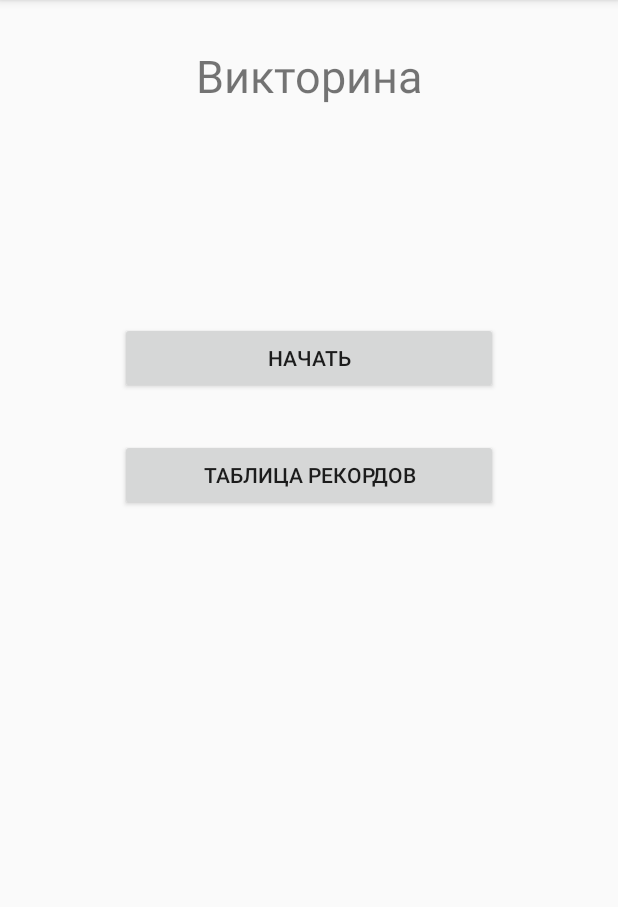
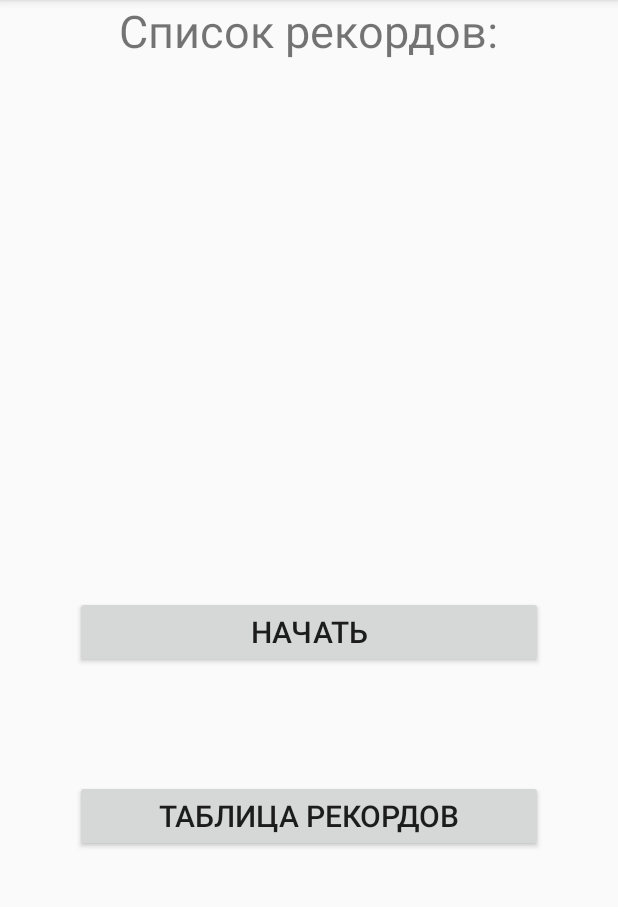
Before and after one commit to Parocq/QuizApp, an Android app: the screen it shows after launch (MainActivity), after a tap on "ТАБЛИЦА РЕКОРДОВ", on a phone screen of 412 x 824 dp, the part 84-991 px from its top. Run offline under Robolectric (Android 15) with nearby library versions, the phone set to English and light mode, and no system bars.

Commit message:
full frames

```diff
--- a/app/build.gradle
+++ b/app/build.gradle
@@ -32,4 +32,5 @@ dependencies {
     testImplementation 'junit:junit:4.12'
     androidTestImplementation 'androidx.test.ext:junit:1.1.1'
     androidTestImplementation 'androidx.test.espresso:espresso-core:3.2.0'
+    implementation 'androidx.recyclerview:recyclerview:1.1.0'
 }
--- a/app/src/main/AndroidManifest.xml
+++ b/app/src/main/AndroidManifest.xml
@@ -9,8 +9,7 @@
         android:roundIcon="@mipmap/ic_launcher_round"
         android:supportsRtl="true"
         android:theme="@style/AppTheme">
-        <activity android:name=".Quiz"></activity>
-        <activity android:name=".MainActivity">
+        <activity android:name=".activity.MainActivity">
             <intent-filter>
                 <action android:name="android.intent.action.MAIN" />
 
--- a/app/src/main/java/com/bsuir/german/quizapp/MainActivity.java
+++ /dev/null
@@ -1,33 +0,0 @@
-package com.bsuir.german.quizapp;
-
-import androidx.appcompat.app.AppCompatActivity;
-
-import android.content.Intent;
-import android.os.Bundle;
-import android.view.View;
-import android.widget.ArrayAdapter;
-import android.widget.ListAdapter;
-import android.widget.ListView;
-
-import java.util.ArrayList;
-import java.util.List;
-
-public class MainActivity extends AppCompatActivity {
-
-    @Override
-    protected void onCreate(Bundle savedInstanceState) {
-        super.onCreate(savedInstanceState);
-        setContentView(R.layout.activity_main);
-
-
-
-    }
-
-    public void startQuiz(View view) {
-        Intent intent = new Intent(this,Quiz.class);
-        startActivity(intent);
-    }
-
-    public void checkRecords(View view) {
-    }
-}
--- /dev/null
+++ b/app/src/main/java/com/bsuir/german/quizapp/activity/MainActivity.java
@@ -0,0 +1,30 @@
+package com.bsuir.german.quizapp.activity;
+
+import androidx.appcompat.app.AppCompatActivity;
+import androidx.fragment.app.FragmentTransaction;
+
+import android.os.Bundle;
+
+import com.bsuir.german.quizapp.R;
+import com.bsuir.german.quizapp.fragment.MenuBannerFragment;
+import com.bsuir.german.quizapp.fragment.MenuFragment;
+
+public class MainActivity extends AppCompatActivity {
+
+    @Override
+    protected void onCreate(Bundle savedInstanceState) {
+        super.onCreate(savedInstanceState);
+        setContentView(R.layout.activity_main);
+
+        MenuFragment menuFrag = new MenuFragment();
+        MenuBannerFragment banner = new MenuBannerFragment();
+
+        FragmentTransaction fragmentTransaction = getSupportFragmentManager().beginTransaction();
+        fragmentTransaction.add(R.id.mainFragment,menuFrag);
+        fragmentTransaction.add(R.id.topFragment,banner);
+        fragmentTransaction.commit();
+
+    }
+
+
+}
--- a/app/src/main/java/com/bsuir/german/quizapp/Question.java
+++ b/app/src/main/java/com/bsuir/german/quizapp/entity/Question.java
@@ -1,4 +1,4 @@
-package com.bsuir.german.quizapp;
+package com.bsuir.german.quizapp.entity;
 
 public class Question {
     String question;
--- /dev/null
+++ b/app/src/main/java/com/bsuir/german/quizapp/fragment/MenuBannerFragment.java
@@ -0,0 +1,30 @@
+package com.bsuir.german.quizapp.fragment;
+
+import android.os.Bundle;
+
+import androidx.fragment.app.Fragment;
+
+import android.view.LayoutInflater;
+import android.view.View;
+import android.view.ViewGroup;
+
+import com.bsuir.german.quizapp.R;
+
+
+/**
+ * A simple {@link Fragment} subclass.
+ */
+public class MenuBannerFragment extends Fragment {
+
+    public MenuBannerFragment() {
+        // Required empty public constructor
+    }
+
+
+    @Override
+    public View onCreateView(LayoutInflater inflater, ViewGroup container,
+                             Bundle savedInstanceState) {
+        // Inflate the layout for this fragment
+        return inflater.inflate(R.layout.fragment_menu_banner, container, false);
+    }
+}
--- /dev/null
+++ b/app/src/main/java/com/bsuir/german/quizapp/fragment/MenuFragment.java
@@ -0,0 +1,49 @@
+package com.bsuir.german.quizapp.fragment;
+
+import android.content.Intent;
+import android.os.Bundle;
+
+import androidx.fragment.app.Fragment;
+import androidx.fragment.app.FragmentTransaction;
+
+import android.view.LayoutInflater;
+import android.view.View;
+import android.view.ViewGroup;
+import android.widget.Button;
+
+import com.bsuir.german.quizapp.R;
+
+public class MenuFragment extends Fragment {
+
+    @Override
+    public View onCreateView(LayoutInflater inflater, ViewGroup container,
+                             Bundle savedInstanceState) {
+        View v = inflater.inflate(R.layout.fragment_menu, null);
+
+        Button playButton = v.findViewById(R.id.play);
+        Button recordsButton = v.findViewById(R.id.records);
+
+        final RecordsFragment recordsFragment = new RecordsFragment();
+
+        View.OnClickListener clickListener = new View.OnClickListener() {
+            @Override
+            public void onClick(View v) {
+                switch (v.getId()) {
+                    case R.id.play:
+//                        Intent intent = new Intent(getActivity(), Quiz.class);
+//                        startActivity(intent);
+                        break;
+                    case R.id.records:
+                        FragmentTransaction fragmentTransaction = getFragmentManager().beginTransaction();
+                        fragmentTransaction.replace(R.id.topFragment, recordsFragment);
+                        fragmentTransaction.commit();
+                        break;
+                }
+            }
+        };
+        playButton.setOnClickListener(clickListener);
+        recordsButton.setOnClickListener(clickListener);
+
+        return v;
+    }
+}
--- a/app/src/main/java/com/bsuir/german/quizapp/QuestionFragment.java
+++ b/app/src/main/java/com/bsuir/german/quizapp/fragment/QuestionFragment.java
@@ -1,4 +1,4 @@
-package com.bsuir.german.quizapp;
+package com.bsuir.german.quizapp.fragment;
 
 import android.os.Bundle;
 
@@ -8,6 +8,8 @@ import android.view.LayoutInflater;
 import android.view.View;
 import android.view.ViewGroup;
 import android.widget.Button;
+
+import com.bsuir.german.quizapp.R;
 
 
 /**
--- /dev/null
+++ b/app/src/main/java/com/bsuir/german/quizapp/fragment/RecordsFragment.java
@@ -0,0 +1,23 @@
+package com.bsuir.german.quizapp.fragment;
+
+import android.os.Bundle;
+
+import androidx.fragment.app.Fragment;
+
+import android.view.LayoutInflater;
+import android.view.View;
+import android.view.ViewGroup;
+
+import com.bsuir.german.quizapp.R;
+
+
+
+public class RecordsFragment extends Fragment {
+
+    @Override
+    public View onCreateView(LayoutInflater inflater, ViewGroup container,
+                             Bundle savedInstanceState) {
+        // Inflate the layout for this fragment
+        return inflater.inflate(R.layout.fragment_records, container, false);
+    }
+}
--- a/app/src/main/res/layout/activity_main.xml
+++ b/app/src/main/res/layout/activity_main.xml
@@ -1,45 +1,24 @@
 <?xml version="1.0" encoding="utf-8"?>
-<androidx.constraintlayout.widget.ConstraintLayout xmlns:android="http://schemas.android.com/apk/res/android"
+<LinearLayout xmlns:android="http://schemas.android.com/apk/res/android"
     xmlns:app="http://schemas.android.com/apk/res-auto"
     xmlns:tools="http://schemas.android.com/tools"
     android:layout_width="match_parent"
     android:layout_height="match_parent"
-    tools:context=".MainActivity">
+    tools:context=".activity.MainActivity"
+    android:orientation="vertical">
 
 
-    <TextView
-        android:id="@+id/textView2"
-        android:layout_width="wrap_content"
-        android:layout_height="wrap_content"
-        android:layout_marginTop="30dp"
-        android:text="@string/quiz"
-        android:textSize="30sp"
-        app:layout_constraintEnd_toEndOf="parent"
-        app:layout_constraintStart_toStartOf="parent"
-        app:layout_constraintTop_toTopOf="parent" />
+    <FrameLayout
+        android:id="@+id/topFragment"
+        android:layout_width="match_parent"
+        android:layout_height="0dp"
+        android:layout_weight="1">
+    </FrameLayout>
 
-    <Button
-        android:id="@+id/button"
-        android:layout_width="0dp"
-        android:layout_height="wrap_content"
-        android:layout_marginStart="80dp"
-        android:layout_marginTop="144dp"
-        android:layout_marginEnd="80dp"
-        android:text="@string/start"
-        app:layout_constraintEnd_toEndOf="parent"
-        app:layout_constraintHorizontal_bias="0.484"
-        app:layout_constraintStart_toStartOf="parent"
-        app:layout_constraintTop_toBottomOf="@+id/textView2"
-        android:onClick="startQuiz"/>
-
-    <Button
-        android:id="@+id/button2"
-        android:layout_width="0dp"
-        android:layout_height="wrap_content"
-        android:layout_marginTop="30dp"
-        android:text="@string/records"
-        app:layout_constraintEnd_toEndOf="@+id/button"
-        app:layout_constraintStart_toStartOf="@+id/button"
-        app:layout_constraintTop_toBottomOf="@+id/button"
-        android:onClick="checkRecords"/>
-</androidx.constraintlayout.widget.ConstraintLayout>
+    <FrameLayout
+        android:id="@+id/mainFragment"
+        android:layout_width="match_parent"
+        android:layout_height="0dp"
+        android:layout_weight="9">
+    </FrameLayout>
+</LinearLayout>
--- /dev/null
+++ b/app/src/main/res/layout/fragment_menu.xml
@@ -0,0 +1,37 @@
+<?xml version="1.0" encoding="utf-8"?>
+<androidx.constraintlayout.widget.ConstraintLayout xmlns:android="http://schemas.android.com/apk/res/android"
+    xmlns:app="http://schemas.android.com/apk/res-auto"
+    xmlns:tools="http://schemas.android.com/tools"
+    android:layout_width="match_parent"
+    android:layout_height="match_parent"
+    tools:context=".fragment.MenuFragment">
+
+    <!-- TODO: Update blank fragment layout -->
+
+    <Button
+        android:id="@+id/play"
+        android:layout_width="0dp"
+        android:layout_height="wrap_content"
+        android:layout_marginStart="50dp"
+        android:layout_marginEnd="50dp"
+        android:text="@string/start"
+        android:textSize="20sp"
+        app:layout_constraintBottom_toTopOf="@+id/records"
+        app:layout_constraintEnd_toEndOf="parent"
+        app:layout_constraintHorizontal_bias="0.0"
+        app:layout_constraintStart_toStartOf="parent"
+        app:layout_constraintTop_toTopOf="parent"
+        app:layout_constraintVertical_bias="0.811" />
+
+    <Button
+        android:id="@+id/records"
+        android:layout_width="0dp"
+        android:layout_height="wrap_content"
+        android:layout_marginBottom="200dp"
+        android:text="@string/records"
+        android:textSize="20sp"
+        app:layout_constraintBottom_toBottomOf="parent"
+        app:layout_constraintEnd_toEndOf="@+id/play"
+        app:layout_constraintHorizontal_bias="0.0"
+        app:layout_constraintStart_toStartOf="@+id/play" />
+</androidx.constraintlayout.widget.ConstraintLayout>
--- a/app/src/main/res/layout/fragment_question_fragment.xml
+++ b/app/src/main/res/layout/fragment_question_fragment.xml
@@ -3,7 +3,7 @@
     xmlns:tools="http://schemas.android.com/tools"
     android:layout_width="match_parent"
     android:layout_height="match_parent"
-    tools:context=".QuestionFragment"
+    tools:context=".fragment.QuestionFragment"
     android:orientation="vertical">
 
     <LinearLayout
@@ -32,7 +32,6 @@
         android:layout_width="match_parent"
         android:layout_height="2dp"
         android:background="@color/colorPrimary">
-
     </LinearLayout>
     <LinearLayout
         android:layout_width="match_parent"
--- /dev/null
+++ b/app/src/main/res/layout/fragment_records.xml
@@ -0,0 +1,26 @@
+<?xml version="1.0" encoding="utf-8"?>
+<androidx.constraintlayout.widget.ConstraintLayout
+    xmlns:android="http://schemas.android.com/apk/res/android"
+    xmlns:app="http://schemas.android.com/apk/res-auto"
+    xmlns:tools="http://schemas.android.com/tools"
+    android:layout_width="match_parent"
+    android:layout_height="match_parent">
+
+    <TextView
+        android:id="@+id/textView"
+        android:layout_width="wrap_content"
+        android:layout_height="0dp"
+        android:text="@string/recordsList"
+        app:layout_constraintEnd_toEndOf="parent"
+        app:layout_constraintStart_toStartOf="parent"
+        app:layout_constraintTop_toTopOf="parent"
+        android:textSize="30sp"/>
+
+    <androidx.recyclerview.widget.RecyclerView
+        android:id="@+id/recyclerView"
+        android:layout_width="409dp"
+        android:layout_height="582dp"
+        app:layout_constraintStart_toStartOf="parent"
+        app:layout_constraintTop_toBottomOf="@id/textView"
+        tools:layout_editor_absoluteY="20dp" />
+</androidx.constraintlayout.widget.ConstraintLayout>
--- a/app/src/main/res/values/strings.xml
+++ b/app/src/main/res/values/strings.xml
@@ -7,4 +7,6 @@
     <string name="quiz">Викторина</string>
     <string name="records">Таблица рекордов</string>
     <string name="next">Следующий вопрос</string>
+    <string name="lidersTable">Таблица лидеров</string>
+    <string name="recordsList">Список рекордов:</string>
 </resources>
```
Also changed, not shown: app/src/main/java/com/bsuir/german/quizapp/Quiz.java (deleted, +0 -45 lines), app/src/main/java/com/bsuir/german/quizapp/fragment/QuizTopFragment.java (added, +26 -0 lines), app/src/main/res/layout/activity_quiz.xml (deleted, +0 -51 lines), app/src/main/res/layout/fragment_menu_banner.xml (added, +16 -0 lines), app/src/main/res/layout/fragment_quiz_top.xml (added, +30 -0 lines), app/src/main/res/layout/item.xml (+4 -14 lines).
